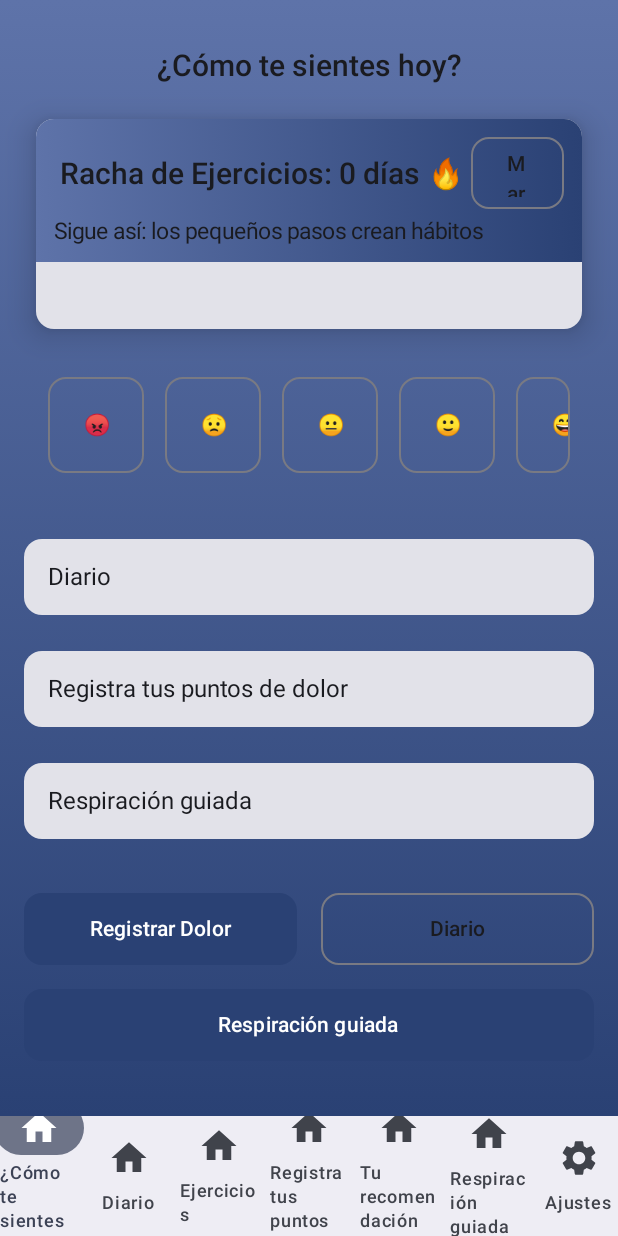
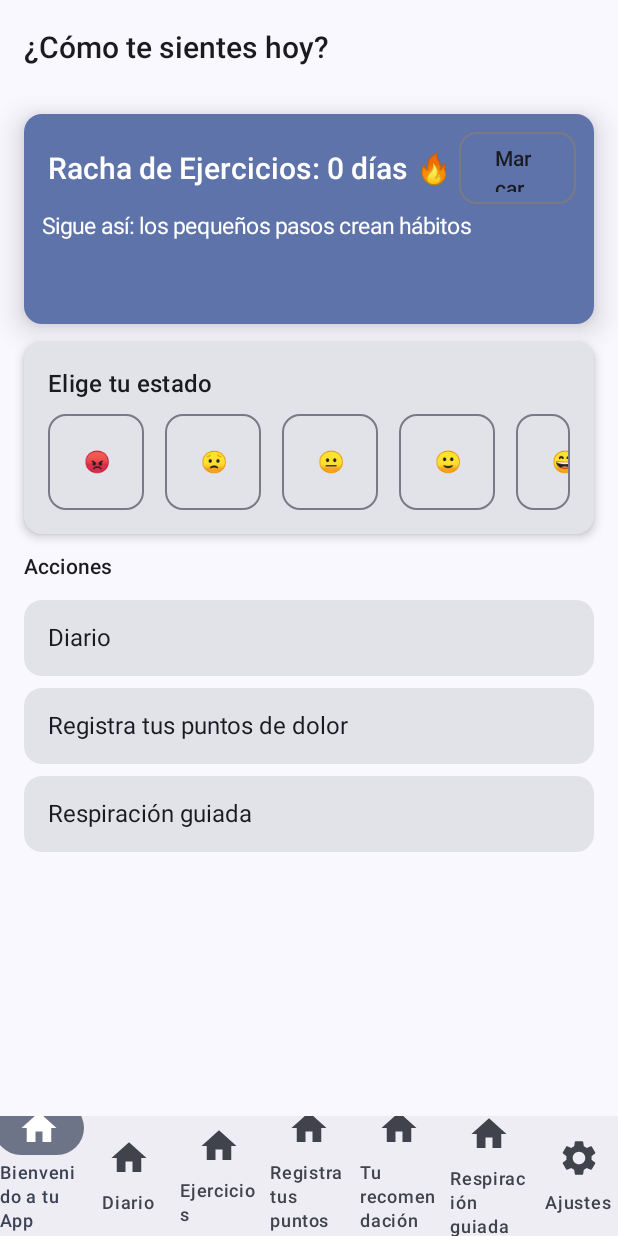
Before and after one commit to caxulex/Laboratoriodeldolor, an Android app built with Jetpack Compose: the DailyMoodScreen screen opened through its navigation route, on a phone screen of 412 x 824 dp. Run offline under Robolectric (Android 15) with nearby library versions, the phone set to English and light mode, and no system bars; 1 statement that could not run was skipped.

Commit message:
feat: theme adjustments and DailyMoodScreen scaffold refactor

```diff
--- a/app/src/main/java/com/example/laboratoriodeldolor/DailyMoodScreen.kt
+++ b/app/src/main/java/com/example/laboratoriodeldolor/DailyMoodScreen.kt
@@ -7,13 +7,13 @@ import androidx.compose.animation.scaleOut
 import androidx.compose.animation.togetherWith
 import androidx.compose.animation.core.LinearEasing
 import androidx.compose.animation.core.RepeatMode
-
 import androidx.compose.animation.core.infiniteRepeatable
 import androidx.compose.animation.core.rememberInfiniteTransition
 import androidx.compose.animation.core.tween
 import androidx.compose.animation.core.animateFloat
 import androidx.compose.foundation.Canvas
 import androidx.compose.foundation.background
+import androidx.compose.foundation.clickable
 import androidx.compose.foundation.layout.Arrangement
 import androidx.compose.foundation.layout.Box
 import androidx.compose.foundation.layout.Column
@@ -21,12 +21,9 @@ import androidx.compose.foundation.layout.Row
 import androidx.compose.foundation.layout.Spacer
 import androidx.compose.foundation.layout.fillMaxSize
 import androidx.compose.foundation.layout.fillMaxWidth
-import androidx.compose.foundation.layout.size
 import androidx.compose.foundation.layout.height
 import androidx.compose.foundation.layout.padding
 import androidx.compose.foundation.layout.width
-import androidx.compose.material3.Button
-import androidx.compose.material3.ButtonDefaults
 import androidx.compose.material3.Card
 import androidx.compose.material3.CardDefaults
 import androidx.compose.material3.MaterialTheme
@@ -34,29 +31,25 @@ import androidx.compose.material3.Scaffold
 import androidx.compose.material3.Text
 import androidx.compose.runtime.Composable
 import androidx.compose.runtime.getValue
-import androidx.compose.runtime.setValue
 import androidx.compose.runtime.collectAsState
-import androidx.compose.runtime.mutableStateOf
+import androidx.compose.runtime.remember
+import androidx.compose.runtime.rememberCoroutineScope
+import androidx.compose.ui.Alignment
+import androidx.compose.ui.Modifier
+import androidx.compose.ui.geometry.Offset
+import androidx.compose.ui.graphics.Brush
+import androidx.compose.ui.res.stringResource
+import androidx.compose.ui.unit.dp
+import androidx.compose.ui.platform.testTag
+import kotlinx.coroutines.launch
+import com.example.laboratoriodeldolor.ui.components.MoodEmojiButton
+import com.example.laboratoriodeldolor.ui.theme.Dimens
 import androidx.compose.ui.platform.LocalHapticFeedback
 import androidx.compose.ui.hapticfeedback.HapticFeedbackType
-import androidx.compose.runtime.rememberCoroutineScope
 import androidx.compose.material3.SnackbarHost
 import androidx.compose.material3.SnackbarHostState
 import androidx.compose.material3.SnackbarResult
 import androidx.compose.material3.ExperimentalMaterial3Api
-import kotlinx.coroutines.launch
-import androidx.compose.runtime.remember
-import androidx.compose.ui.Alignment
-import androidx.compose.ui.Modifier
-import androidx.compose.foundation.clickable
-import androidx.compose.ui.geometry.Offset
-import androidx.compose.ui.graphics.Brush
-import androidx.compose.ui.graphics.Color
-import androidx.compose.ui.res.stringResource
-import androidx.compose.ui.unit.dp
-// use colors from MaterialTheme.colorScheme instead of hard-coded palette tokens
-import com.example.laboratoriodeldolor.ui.components.MoodEmojiButton
-import com.example.laboratoriodeldolor.ui.theme.Dimens
 
 
 @OptIn(ExperimentalAnimationApi::class, ExperimentalMaterial3Api::class)
@@ -70,77 +63,51 @@ fun DailyMoodScreen(
     onNavigateToBreath: () -> Unit = {},
     onNavigateToDiary: () -> Unit = {}
 ) {
-    // remember a coroutine scope for UI actions (used for snackbars and async DB ops)
     val coroutineScope = rememberCoroutineScope()
-
     val snackbarHostState = remember { SnackbarHostState() }
 
-    Scaffold(snackbarHost = { SnackbarHost(hostState = snackbarHostState) }) { innerPadding ->
-        // Animated gradient background that shifts slowly; palette varies with local hour
-        val hour = java.util.Calendar.getInstance().get(java.util.Calendar.HOUR_OF_DAY)
-        // Use theme colors for time-of-day gradients to centralize styling
-        val morningColors = listOf(MaterialTheme.colorScheme.primaryContainer, MaterialTheme.colorScheme.primary)
-        val afternoonColors = listOf(MaterialTheme.colorScheme.secondaryContainer, MaterialTheme.colorScheme.secondary)
-        val eveningColors = listOf(MaterialTheme.colorScheme.tertiaryContainer, MaterialTheme.colorScheme.tertiary)
-        val nightColors = listOf(MaterialTheme.colorScheme.background, MaterialTheme.colorScheme.surface)
-
-        val baseColors = when (hour) {
-            in 6..11 -> morningColors
-            in 12..17 -> afternoonColors
-            in 18..20 -> eveningColors
-            else -> nightColors
-        }
-
-        val infinite = rememberInfiniteTransition()
-        val shift by infinite.animateFloat(
-            initialValue = 0f,
-            targetValue = 1000f,
-            animationSpec = infiniteRepeatable(tween(durationMillis = 20000, easing = LinearEasing), RepeatMode.Restart)
-        )
-
-            Canvas(modifier = Modifier.fillMaxSize()) {
-                val startX = shift % size.width
-                val endX = (shift + size.width) % size.width
-                drawRect(
-                    brush = Brush.linearGradient(colors = baseColors, start = Offset(startX, 0f), end = Offset(endX, size.height)),
-                    size = size
+    Scaffold(
+        snackbarHost = { SnackbarHost(hostState = snackbarHostState) },
+        topBar = {
+            // Place the title in the topBar slot so content doesn't overlap
+            androidx.compose.material3.TopAppBar(
+                title = { Text(text = stringResource(id = R.string.mood_question), style = MaterialTheme.typography.headlineSmall) }
             )
         }
+    ) { innerPadding ->
+        Box(modifier = Modifier.fillMaxSize()) {
+            // Background remains behind scaffold content
+            com.example.laboratoriodeldolor.ui.GradientBackground()
 
-            Column(
+            // Make the main area scrollable and ensure it respects scaffold padding
+            androidx.compose.foundation.lazy.LazyColumn(
                 modifier = Modifier
-                    .padding(innerPadding)
-                    .padding(top = 32.dp, start = 16.dp, end = 16.dp, bottom = 16.dp),
-                horizontalAlignment = Alignment.CenterHorizontally
+                    .fillMaxSize()
+                    .padding(innerPadding),
+                contentPadding = androidx.compose.foundation.layout.PaddingValues(horizontal = 16.dp, vertical = 12.dp),
+                verticalArrangement = Arrangement.spacedBy(12.dp)
             ) {
-                Text(stringResource(id = R.string.mood_question), style = MaterialTheme.typography.headlineSmall)
-                Spacer(modifier = Modifier.height(Dimens.spaceLarge))
-
-                // Exercise streak display
-                val streakCount by viewModel.streak.collectAsState()
-                val loggedToday by viewModel.loggedToday.collectAsState()
+                // Top: prominent streak card
+                item {
                     Card(
                         modifier = Modifier
                             .fillMaxWidth()
-                        .height(140.dp)
-                        .padding(horizontal = 8.dp),
+                            .height(140.dp),
                         elevation = CardDefaults.cardElevation(defaultElevation = 12.dp),
-                    shape = MaterialTheme.shapes.medium
+                        shape = MaterialTheme.shapes.medium,
+                        colors = androidx.compose.material3.CardDefaults.cardColors(containerColor = MaterialTheme.colorScheme.primaryContainer)
                     ) {
-                    val gradient = Brush.horizontalGradient(listOf(MaterialTheme.colorScheme.primaryContainer, MaterialTheme.colorScheme.primary))
-                    Box(modifier = Modifier.background(gradient)) {
                         Column(modifier = Modifier.padding(12.dp).fillMaxWidth()) {
                             Row(modifier = Modifier.fillMaxWidth(), horizontalArrangement = Arrangement.SpaceBetween, verticalAlignment = Alignment.CenterVertically) {
+                                val streakCount by viewModel.streak.collectAsState()
                                 AnimatedContent(targetState = streakCount, transitionSpec = { scaleIn(tween(300)).togetherWith(scaleOut(tween(200))) }) { target ->
                                     Text(text = stringResource(id = R.string.streak_display, target) + " 🔥", style = MaterialTheme.typography.headlineSmall, modifier = Modifier.padding(4.dp))
                                 }
 
-                                // Allow the user to re-log/update today's exercise even if already logged
-                                // Capture the strings once in a composable context so they can be used
-                                // from the coroutine without invoking Compose APIs inside the onClick lambda.
+                                // Keep action here to mark today's exercise (not navigation)
+                                val loggedToday by viewModel.loggedToday.collectAsState()
                                 val exerciseMarkedMsg = stringResource(id = R.string.exercise_marked_snackbar)
                                 val undoLabel = stringResource(id = R.string.undo_action)
-
                                 com.example.laboratoriodeldolor.ui.components.SecondaryButton(
                                     text = if (loggedToday) stringResource(id = R.string.streak_update_button) else stringResource(id = R.string.streak_mark_button),
                                     onClick = {
@@ -165,12 +132,15 @@ fun DailyMoodScreen(
                     }
                 }
 
-                Spacer(modifier = Modifier.height(Dimens.spaceMedium))
-
-                // Emoji selector (compact, evenly spaced)
-                val localSelectedEmoji = remember { mutableStateOf(viewModel.selectedEmoji) }
+                // Emoji selector — prominent
+                item {
+                    val localSelectedEmoji = remember { androidx.compose.runtime.mutableStateOf(viewModel.selectedEmoji) }
                     val haptic = LocalHapticFeedback.current
-                Row(modifier = Modifier.fillMaxWidth().padding(horizontal = Dimens.spaceMedium, vertical = Dimens.spaceMedium), horizontalArrangement = Arrangement.Center) {
+                    Card(shape = MaterialTheme.shapes.medium, modifier = Modifier.fillMaxWidth(), elevation = CardDefaults.cardElevation(defaultElevation = 4.dp)) {
+                        Column(modifier = Modifier.padding(16.dp)) {
+                            Text(text = "Elige tu estado", style = MaterialTheme.typography.titleMedium)
+                            Spacer(modifier = Modifier.height(8.dp))
+                            Row(modifier = Modifier.fillMaxWidth(), horizontalArrangement = Arrangement.spacedBy(14.dp, Alignment.CenterHorizontally)) {
                                 val options = MoodOptions.FIVE_LEVEL
                                 for ((idx, mood) in options.withIndex()) {
                                     val selected = localSelectedEmoji.value == mood
@@ -185,14 +155,19 @@ fun DailyMoodScreen(
                                         localSelectedEmoji.value = mood
                                         haptic.performHapticFeedback(HapticFeedbackType.LongPress)
                                     }
-
-                            if (idx < options.size - 1) Spacer(modifier = Modifier.width(14.dp))
+                                }
+                            }
+                        }
                     }
                 }
 
-                Spacer(modifier = Modifier.height(Dimens.spaceMedium))
+                // Secondary modules — presented compactly, cards act as single entry points (no duplicate navigation buttons inside)
+                item {
+                    Text(text = "Acciones", style = MaterialTheme.typography.titleSmall)
+                }
 
-                // Prioritized module cards
+                item {
+                    // Compose a list of module entries with a single clickable card each
                     val priority by viewModel.dashboardPriority.collectAsState()
                     val modules = when (priority) {
                         MoodViewModel.DashboardPriority.PAIN -> listOf("pain", "breath", "diary")
@@ -200,49 +175,38 @@ fun DailyMoodScreen(
                         else -> listOf("diary", "pain", "breath")
                     }
 
-
+                    Column(verticalArrangement = Arrangement.spacedBy(8.dp)) {
                         for (m in modules) {
                             when (m) {
                                 "pain" -> Card(modifier = Modifier
                                     .fillMaxWidth()
-                            .padding(vertical = 12.dp)
                                     .clickable { onNavigateToPainTracker() }
-                        ) { Text(text = stringResource(id = R.string.pain_tracker_title), modifier = Modifier.padding(16.dp)) }
+                                ) {
+                                    Text(text = stringResource(id = R.string.pain_tracker_title), modifier = Modifier.padding(16.dp))
+                                }
                                 "breath" -> Card(modifier = Modifier
                                     .fillMaxWidth()
-                            .padding(vertical = 12.dp)
                                     .clickable { onNavigateToBreath() }
-                        ) { Text(text = stringResource(id = R.string.breath_title), modifier = Modifier.padding(16.dp)) }
+                                ) {
+                                    Text(text = stringResource(id = R.string.breath_title), modifier = Modifier.padding(16.dp))
+                                }
                                 "diary" -> Card(modifier = Modifier
                                     .fillMaxWidth()
-                            .padding(vertical = 12.dp)
                                     .clickable { onNavigateToDiary() }
-                        ) { Text(text = stringResource(id = R.string.diary_title), modifier = Modifier.padding(16.dp)) }
+                                ) {
+                                    // This is the single content shortcut to Diary (uses same callback as bottom nav)
+                                    Text(text = stringResource(id = R.string.diary_title), modifier = Modifier.padding(16.dp))
                                 }
                             }
-
-                Spacer(modifier = Modifier.height(Dimens.spaceLarge))
-
-                // Action row
-                // Action row: primary = Registrar Dolor (filled), secondary = Diary (outlined)
-                Row(modifier = Modifier.fillMaxWidth(), horizontalArrangement = Arrangement.spacedBy(16.dp)) {
-                    com.example.laboratoriodeldolor.ui.components.PrimaryButton(text = stringResource(id = R.string.pain_tracker_button), onClick = { onNavigateToPainTracker() }, modifier = Modifier.weight(1f).height(Dimens.buttonHeight))
-
-                    com.example.laboratoriodeldolor.ui.components.SecondaryButton(text = stringResource(id = R.string.diary_title), onClick = { onNavigateToDiary() }, modifier = Modifier.weight(1f).height(Dimens.buttonHeight))
-                }
-
-                Spacer(modifier = Modifier.height(16.dp))
-
-                // Respiration guided button (secondary filled if prioritized elsewhere)
-                com.example.laboratoriodeldolor.ui.components.PrimaryButton(
-                    text = stringResource(id = R.string.breath_nav_button),
-                    onClick = onNavigateToBreath,
-                    modifier = Modifier.fillMaxWidth().height(48.dp),
-                    containerColor = MaterialTheme.colorScheme.primary,
-                    contentColor = MaterialTheme.colorScheme.onPrimary
-                )
                         }
                     }
                 }
 
-// MoodEntryItem removed (unused). See DailyMoodScreen.kt.bak1 for the original implementation.
+                // Reserve space at bottom so content doesn't overlap with nav bars
+                item {
+                    Spacer(modifier = Modifier.height(64.dp))
+                }
+            }
+        }
+    }
+}
--- a/app/src/main/res/values/strings.xml
+++ b/app/src/main/res/values/strings.xml
@@ -1,6 +1,6 @@
 <resources>
     <string name="app_name">Laboratorio del Dolor</string>
-    <string name="mood_tracker_title">¿Cómo te sientes hoy?</string>
+    <string name="mood_tracker_title">Bienvenido a tu App CeroDolor</string>
     <string name="save_mood_button">Guardar estado de ánimo</string>
     <string name="happy_mood_desc">Feliz</string>
     <string name="sad_mood_desc">Triste</string>
```
Also changed, not shown: app/src/main/java/com/example/laboratoriodeldolor/ui/theme/Theme.kt (+14 -18 lines), app/src/main/java/com/example/laboratoriodeldolor/ui/theme/Type.kt (+9 -8 lines). Lines whose indentation alone changed are shown as unchanged.
